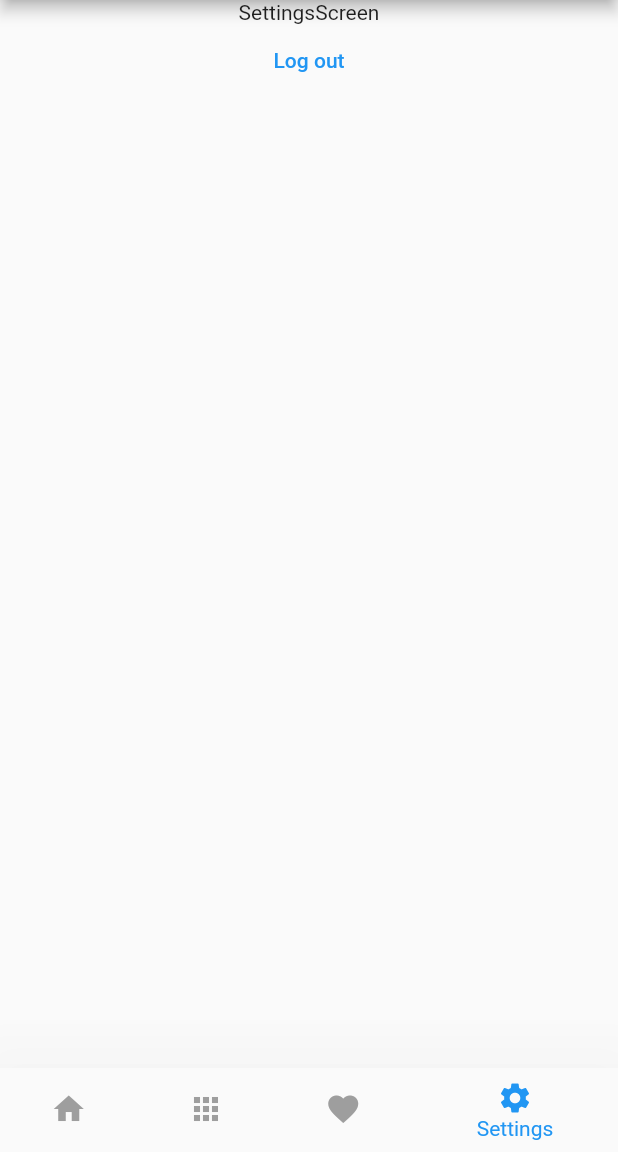
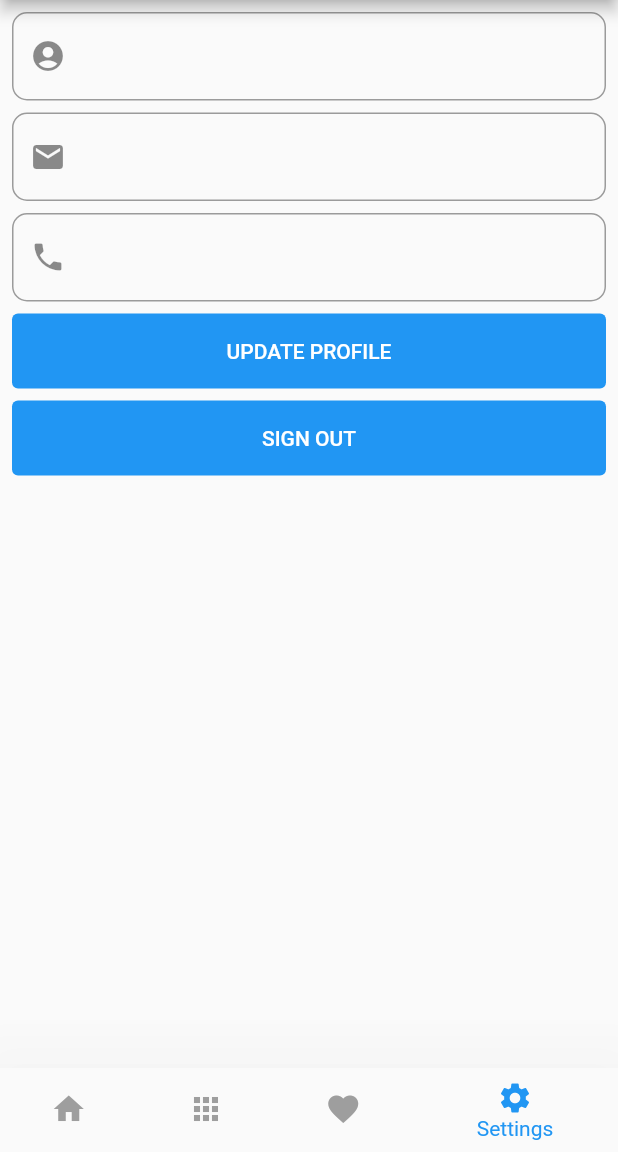
Before and after one commit to ganainy/shop_app_flutter, a Flutter app: the ShopLayout screen opened directly, item 4 of the bottom bar chosen, on a phone screen of 412 x 824 dp, the part 84-1236 px from its top. Run offline on Flutter 3.47's test engine with Material 2 defaults, Android fonts, the phone set to English and light mode, and no system bars; our stand-ins replace bloc, carousel_slider, dio, flutter_bloc, progress_indicators, shared_preferences and 1 more; accounts and stored records are empty; network calls fail.

Commit message:
view and update profile in settings screen

```diff
--- a/lib/bloc/shop_cubit.dart
+++ b/lib/bloc/shop_cubit.dart
@@ -27,6 +27,7 @@ class ShopCubit extends Cubit<ShopStates> {
   List<ProductDataModel> products = [];
   List<CategoriesDataModel> categories = [];
   List<ProductDataModel> categoryProducts = [];
+  ProfileModel? profileModel;
 
   List<BottomNavigationBarItem> botNavItems = [
     const BottomNavigationBarItem(icon: Icon(Icons.home), label: 'Home'),
@@ -41,7 +42,7 @@ class ShopCubit extends Cubit<ShopStates> {
     const HomeScreen(),
     const CategoriesScreen(),
     const FavoritesScreen(),
-    const SettingsScreen(),
+    SettingsScreen(),
   ];
 
   changeBotNavIndex(int index) {
@@ -205,4 +206,55 @@ class ShopCubit extends Cubit<ShopStates> {
 
     emit(LocalChangeFavoriteState());
   }
+
+  getProfile() {
+    if (profileModel != null) return;
+
+    emit(ProfileGetLoading());
+    DioHelper.getData(path: PROFILE, headers: {
+      'Authorization': Shared.TOKEN,
+    }).then((json) {
+      profileModel = ProfileModel.fromJson(json.data);
+      print('getProfile${profileModel?.profileDataModel.name}');
+
+      emit(ProfileGetSuccess());
+    }).onError((error, stackTrace) {
+      print(error.toString());
+    });
+  }
+
+  updateProfile(
+      {required String name,
+      required String email,
+      required String phone,
+      required BuildContext context}) {
+    emit(ProfileUpdateLoading());
+    DioHelper.putData(path: UPDATE_PROFILE, headers: {
+      'Authorization': Shared.TOKEN,
+    }, data: {
+      "name": name,
+      "phone": phone,
+      "email": email
+    }).then((json) {
+      profileModel = ProfileModel.fromJson(json.data);
+      print('updateProfile${profileModel?.profileDataModel.name}');
+      if (profileModel!.status) {
+        emit(ProfileUpdateSuccess());
+      } else {
+        emit(ProfileUpdateError());
+        var snackBar = SnackBar(
+            content:
+                Text(profileModel!.message ?? 'Error while updating profile'));
+        ScaffoldMessenger.of(context).showSnackBar(snackBar);
+
+        print('profileModel!.message ${profileModel!.message}');
+      }
+    }).onError((error, stackTrace) {
+      print(error.toString());
+      emit(ProfileUpdateError());
+      var snackBar =
+          const SnackBar(content: Text('Error while updating profile'));
+      ScaffoldMessenger.of(context).showSnackBar(snackBar);
+    });
+  }
 }
--- a/lib/bloc/shop_state.dart
+++ b/lib/bloc/shop_state.dart
@@ -24,3 +24,15 @@ class UpdateFavoritesSuccessState extends ShopStates {}
 class ShopBannersLoadingState extends ShopStates {}
 
 class ShopProductsState extends ShopStates {}
+
+class ProfileGetSuccess extends ShopStates {}
+
+class ProfileGetLoading extends ShopStates {}
+
+class ProfileGetError extends ShopStates {}
+
+class ProfileUpdateSuccess extends ShopStates {}
+
+class ProfileUpdateLoading extends ShopStates {}
+
+class ProfileUpdateError extends ShopStates {}
--- a/lib/models/home_model.dart
+++ b/lib/models/home_model.dart
@@ -120,6 +120,7 @@ class FavoriteProductDataModel {
   }
 }
 
+//add remove favorite response
 class FavoriteResponse {
   late bool status;
   late String message;
@@ -129,3 +130,32 @@ class FavoriteResponse {
     message = json['message'];
   }
 }
+
+//profile
+class ProfileModel {
+  late bool status;
+  String? message;
+
+  late ProfileDataModel profileDataModel;
+
+  ProfileModel.fromJson(json) {
+    status = json['status'];
+    message = json['message'];
+    profileDataModel = ProfileDataModel.fromJson(json['data']);
+  }
+}
+
+class ProfileDataModel {
+  late int id;
+  late String name;
+  late String email;
+  late String phone;
+
+  ProfileDataModel.fromJson(json) {
+    //print(json['product']);
+    id = json['id'];
+    name = json['name'];
+    email = json['email'];
+    phone = json['phone'];
+  }
+}
--- a/lib/network/dio_helper.dart
+++ b/lib/network/dio_helper.dart
@@ -31,4 +31,17 @@ class DioHelper {
 
     return await dio.post(path, queryParameters: queryParams, data: data);
   }
+
+  static Future<Response> putData({
+    required String path,
+    Map<String, dynamic>? queryParams,
+    required Map<String, dynamic> data,
+    Map<String, dynamic>? headers,
+  }) async {
+    //add headers to the dio in addition to the headers i alrady created in
+    // case i want to pass some optional parameters like language
+    dio.options.headers = headers;
+
+    return await dio.put(path, queryParameters: queryParams, data: data);
+  }
 }
--- a/lib/network/endpoints.dart
+++ b/lib/network/endpoints.dart
@@ -3,3 +3,5 @@ const BANNERS = 'banners';
 const PRODUCTS = 'products';
 const CATEGORIES = 'categories';
 const FAVORITES = 'favorites';
+const PROFILE = 'profile';
+const UPDATE_PROFILE = 'update-profile';
--- a/lib/screens/settings.dart
+++ b/lib/screens/settings.dart
@@ -2,28 +2,98 @@ import 'package:flutter/cupertino.dart';
 import 'package:flutter/material.dart';
 import 'package:flutter_bloc/flutter_bloc.dart';
 import 'package:shop_app_flutter/bloc/shop_cubit.dart';
+import 'package:shop_app_flutter/shared/components.dart';
 
 class SettingsScreen extends StatelessWidget {
-  const SettingsScreen({Key? key}) : super(key: key);
+  SettingsScreen({Key? key}) : super(key: key);
+  var nameController = TextEditingController();
+  var emailController = TextEditingController();
+  var phoneController = TextEditingController();
+  final _formKey = GlobalKey<FormState>();
 
   @override
   Widget build(BuildContext context) {
     return BlocConsumer<ShopCubit, ShopStates>(
-      listener: (context, state) {
-        // TODO: implement listener
-      },
+      listener: (context, state) {},
       builder: (context, state) {
-        var shopCubit = ShopCubit.get(context);
-        return Container(
-          child: Center(
+        var shopCubit = ShopCubit.get(context)..getProfile();
+
+        if (shopCubit.profileModel != null) {
+          nameController.text = shopCubit.profileModel!.profileDataModel.name;
+          emailController.text = shopCubit.profileModel!.profileDataModel.email;
+          phoneController.text = shopCubit.profileModel!.profileDataModel.phone;
+        }
+        return Form(
+          key: _formKey,
+          child: Padding(
+            padding: const EdgeInsets.all(8.0),
             child: Column(
               children: [
-                Text('SettingsScreen'),
-                TextButton(
+                (shopCubit.state is ProfileUpdateLoading ||
+                        shopCubit.state is ProfileGetLoading)
+                    ? const LinearProgressIndicator()
+                    : const SizedBox(),
+                DefaultFormField(
+                    controller: nameController,
+                    labelText: '',
+                    prefixIcon: const Icon(Icons.account_circle),
+                    validator: (value) {
+                      if (value.toString().isEmpty) {
+                        return 'Please enter name';
+                      } else {
+                        return null;
+                      }
+                    }),
+                const SizedBox(
+                  height: 8,
+                ),
+                DefaultFormField(
+                    controller: emailController,
+                    labelText: '',
+                    prefixIcon: const Icon(Icons.email),
+                    validator: (value) {
+                      if (value.toString().isEmpty) {
+                        return 'Please enter email';
+                      } else {
+                        return null;
+                      }
+                    }),
+                const SizedBox(
+                  height: 8,
+                ),
+                DefaultFormField(
+                    controller: phoneController,
+                    labelText: '',
+                    prefixIcon: const Icon(Icons.phone),
+                    validator: (value) {
+                      if (value.toString().isEmpty) {
+                        return 'Please enter phone';
+                      } else {
+                        return null;
+                      }
+                    }),
+                const SizedBox(
+                  height: 8,
+                ),
+                DefaultButton(
+                    text: 'Update profile',
+                    onPressed: () {
+                      if (_formKey.currentState!.validate()) {
+                        shopCubit.updateProfile(
+                            email: emailController.value.text,
+                            name: nameController.value.text,
+                            phone: phoneController.value.text,
+                            context: context);
+                      }
+                    }),
+                const SizedBox(
+                  height: 8,
+                ),
+                DefaultButton(
+                    text: 'Sign out',
                     onPressed: () {
                       shopCubit.logOut(context);
-                    },
-                    child: Text('Log out'))
+                    }),
               ],
             ),
           ),
```
